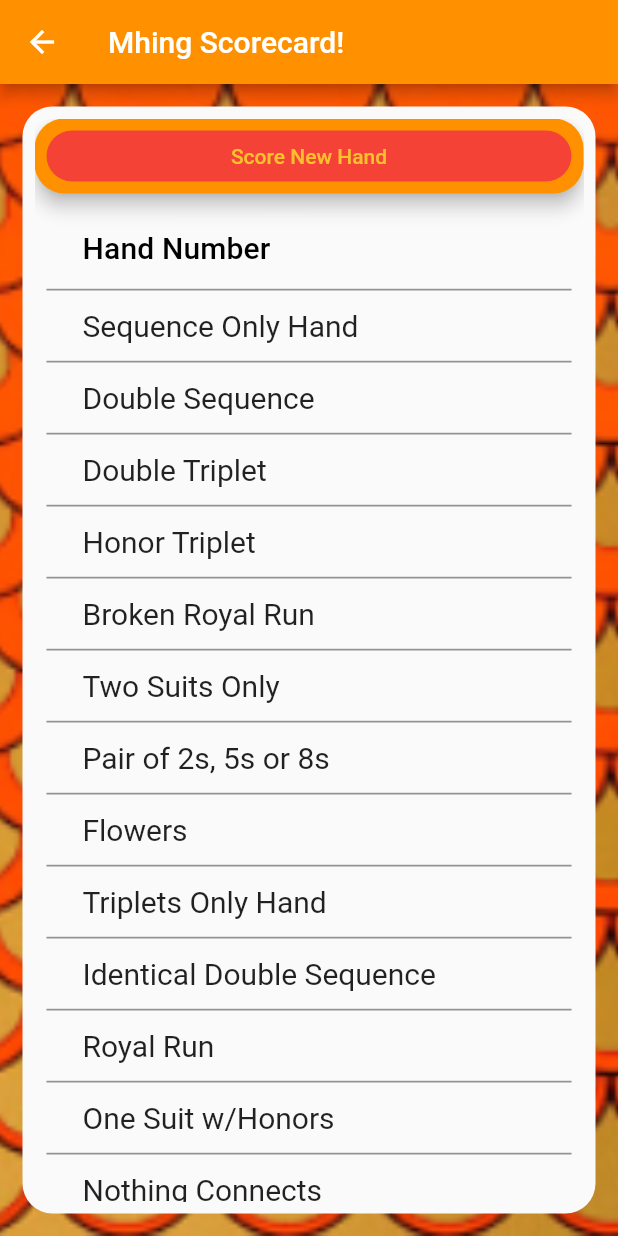
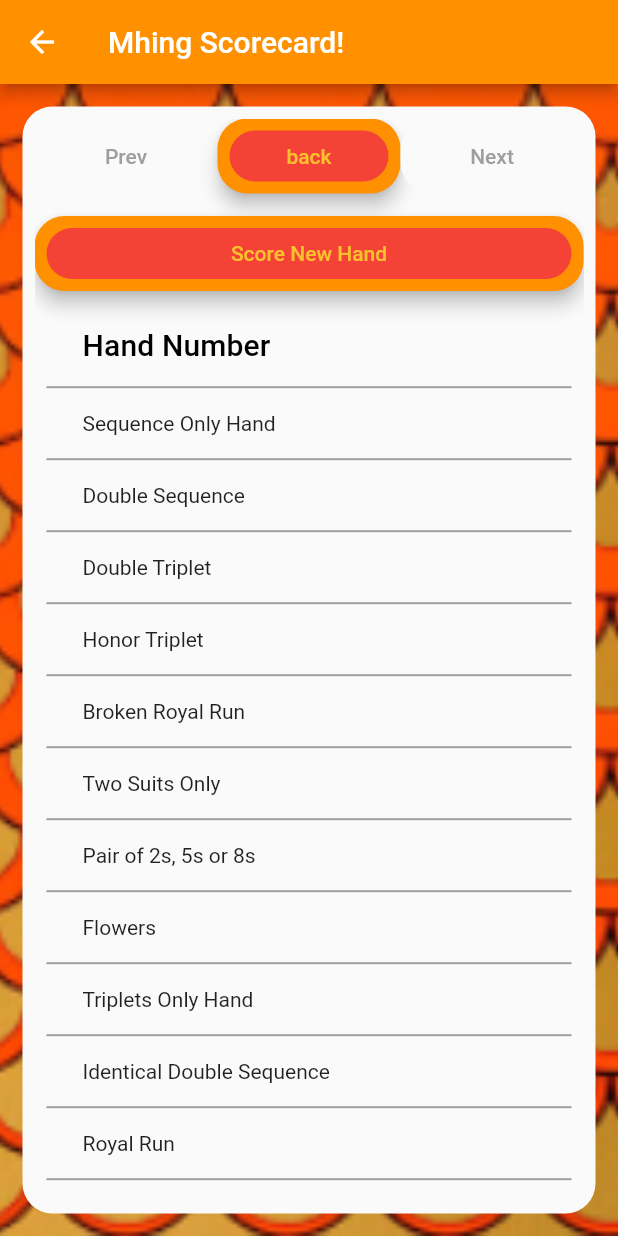
Before and after one commit to Aztal-Samoht/Mhingscore, a Flutter app: the ScorecardScreen screen opened by its route, on a phone screen of 412 x 824 dp. Run offline on Flutter 3.47's test engine with Material 2 defaults, Android fonts, the phone set to English and light mode, and no system bars.

Commit message:
got paged scorecard working

```diff
--- a/mhing_score_card/lib/v0/models/hand.dart
+++ b/mhing_score_card/lib/v0/models/hand.dart
@@ -28,10 +28,6 @@ class Hand {
     _contents = newContents;
     calcCredits();
     calcScore();
-    //TODO:DELETE THIS PRINT STATEMENT BEFORE PUBLICATON
-    int i = 0;
-    print('new hand added:');
-    print('hand credits: ${_contents[19]}\nHand score ${_contents[20]}');
   }
   List<dynamic> _contents = [];
 
--- a/mhing_score_card/lib/v0/providers/hand_list_provider.dart
+++ b/mhing_score_card/lib/v0/providers/hand_list_provider.dart
@@ -30,7 +30,7 @@ class HandListProvider with ChangeNotifier {
   static List<List<List<DataCell>>> _addFirstPage() {
     List<List<List<DataCell>>> toReturn = [[]];
     for (int i = 0; i < sCatagory.length; i++) {
-      toReturn.last.add([DataCell(Text(sCatagory[i], style: kCellStyle))]);
+      toReturn.last.add([DataCell(Text(sCatagory[i] /*, style: kCellStyle*/))]);
     }
     return toReturn;
   }
@@ -47,13 +47,17 @@ class HandListProvider with ChangeNotifier {
   }
 
   void ingest(Hand h) {
-    if (_pagedHands.last[0].length > 3) {
+    print('pagedHands content before injestion:');
+    printState();
+    if (_pagedHands.last.last.length > 3) {
       _addPage();
     }
     _totalScore += h.contents.last;
     for (int i = 0; i < h.contents.length; i++) {
       _pagedHands.last[i].add(DataCell(Hand.toDisplayWidget(h.contents[i])));
     }
+    print('pagedHands content after injestion:');
+    printState();
     notifyListeners();
   }
 
@@ -73,28 +77,4 @@ class HandListProvider with ChangeNotifier {
       }
     }
   }
-
-  /// depricated
-  // List<List<DataCell>> _sortedHands = buildInitialSortedHand();
-
-  // List<List<DataCell>> get sortedHands => _sortedHands;
-
-  // static List<List<DataCell>> buildInitialSortedHand() {
-  //   List<List<DataCell>> toReturn = [];
-  //   for (int i = 0; i < sCatagory.length; i++) {
-  //     toReturn.add([DataCell(Text(sCatagory[i], style: kCellStyle))]);
-  //   }
-  //   return toReturn;
-  // }
-
-  // void add(Hand h) {
-  //   _totalScore += h.contents.last;
-  //   for (int i = 0; i < h.contents.length; i++) {
-  //     _sortedHands[i].add(DataCell(Hand.toDisplayWidget(h.contents[i])));
-  //   }
-  //   notifyListeners();
-  //   //TODO:DELETE THIS PRINT STATEMENT BEFORE PUBLICATON
-  //   print('printed from the add function:\n$_sortedHands');
-  // }
-
 }
--- a/mhing_score_card/lib/v0/res/constants.dart
+++ b/mhing_score_card/lib/v0/res/constants.dart
@@ -4,6 +4,7 @@ const Icon kNoScore = Icon(
   Icons.remove,
   color: Colors.red,
 );
+const double kBtnRadius = 20;
 const double kButtonPadding = 25;
 const Color kAppBarColor = Color(0xffff9100);
 const Color kBackgroundColor = Colors.black;
--- a/mhing_score_card/lib/v0/screens/home_screen.dart
+++ b/mhing_score_card/lib/v0/screens/home_screen.dart
@@ -27,7 +27,7 @@ class HomeScreen extends StatelessWidget {
               Expanded(
                 child: sMainTitle,
               ),
-              Expanded(child: Container()),
+              SizedBox(height: 35),
               Expanded(
                 child: Padding(
                   padding:
--- a/mhing_score_card/lib/v0/screens/scorecard_screen.dart
+++ b/mhing_score_card/lib/v0/screens/scorecard_screen.dart
@@ -5,6 +5,7 @@ import 'package:flutter/material.dart';
 import 'package:mhing_score_card/v0/providers/hand_list_provider.dart';
 import 'package:mhing_score_card/v0/screens/new_hand_form/add_hand_screen.dart';
 import 'package:mhing_score_card/v0/widgets/hand_datatable_displayer.dart';
+import 'package:mhing_score_card/v0/widgets/nav_row/nav_row.dart';
 import 'package:provider/provider.dart';
 import 'package:mhing_score_card/v0/res/constants.dart';
 import 'package:mhing_score_card/v0/res/strings.dart';
@@ -31,12 +32,8 @@ class ScorecardScreen extends StatelessWidget {
               child: SingleChildScrollView(
                 child: Column(
                   children: [
-                    ///this button should bring you through 4 pop-ups to add a
-                    ///new hand.  After which, all 4 should close and the new hand
-                    /// should appear in a new column to the right.
-                    ///
-                    /// as each goes by the input is stored by the TempHandProvider.
-                    /// at the end it is submitted to the HandListProvider.
+                    NavRow(),
+                    SizedBox(height: 15),
                     MhingButton(
                       label: sScoreHandButtonText,
                       onPressed: () {
@@ -51,7 +48,7 @@ class ScorecardScreen extends StatelessWidget {
                     ),
 
                     ///this widget should keep track of your score and update as you add hands to it
-                    HandListToDataTableDisplayer(),
+                    HandListAsDataTableDisplayer(),
                     Divider(color: Colors.red, thickness: 3),
                     Text(
                       'Total Score: ${handList.totalScore}',
--- a/mhing_score_card/lib/v0/widgets/hand_datatable_displayer.dart
+++ b/mhing_score_card/lib/v0/widgets/hand_datatable_displayer.dart
@@ -5,35 +5,40 @@ import 'package:provider/provider.dart';
 import 'package:flutter/material.dart';
 
 //TODO:add hand example modals
-class HandListToDataTableDisplayer extends StatelessWidget {
-  const HandListToDataTableDisplayer({Key? key}) : super(key: key);
+class HandListAsDataTableDisplayer extends StatelessWidget {
+  const HandListAsDataTableDisplayer({Key? key}) : super(key: key);
 
   @override
   Widget build(BuildContext context) {
     return Consumer<HandListProvider>(
       builder: (context, HL, child) {
         List<DataColumn> columns = [
-          const DataColumn(label: Text('Hand Number', style: kCellStyle)),
+          DataColumn(label: Text('Hand Number', style: kCellStyle))
         ];
         //TODO:DELETE THIS PRINT STATEMENT BEFORE PUBLICATON
         print('contents of columns before for loop: $columns');
         for (int i = 1; i < HL.pagedHands[HL.currentPage][0].length; i++) {
           columns.add(DataColumn(label: Text('$i', style: kCellStyle)));
         }
+        //TODO:DELETE THIS PRINT STATEMENT BEFORE PUBLICATON
+        print('contents of columns after for loop: $columns');
         List<DataRow> rows = [];
-        // for(int i = 0;i < sCatagory.l)
-        HL.pagedHands[HL.currentPage].forEach((element) {
-          rows.add(DataRow(cells: element));
-        });
+        for (int i = 0; i < sCatagory.length; i++) {
+          rows.add(DataRow(cells: [DataCell(Text(sCatagory[i]))]));
+        }
+        //TODO:DELETE THIS PRINT STATEMENT BEFORE PUBLICATON
+        print(
+            'contents of rows[0].cells just before for-loop: ${rows[0].cells}\nHL.pagedHands[HL.currentPage].length: ${HL.pagedHands[HL.currentPage].length}\nHL.pagedHands[HL.currentPage][0].length: ${HL.pagedHands[HL.currentPage][0].length}');
         for (int i = 0; i < HL.pagedHands[HL.currentPage].length; i++) {
           for (int j = 1; j < HL.pagedHands[HL.currentPage][i].length; j++) {
+            print('adding: ${HL.pagedHands[HL.currentPage][i][j]}');
             rows[i].cells.add(HL.pagedHands[HL.currentPage][i][j]);
           }
         }
         //TODO:DELETE THIS PRINT STATEMENT BEFORE PUBLICATON
         print(
             'contents of rows[0].cells just before return statement: ${rows[0].cells}');
-        HL.printState();
+        // HL.printState();
         return Padding(
           padding: const EdgeInsets.only(
             left: 8.0,
--- a/mhing_score_card/lib/v0/widgets/mhing_button.dart
+++ b/mhing_score_card/lib/v0/widgets/mhing_button.dart
@@ -9,7 +9,6 @@ class MhingButton extends StatelessWidget {
     required this.height,
     required this.width,
   }) : super(key: key);
-  static double radius = 20;
   final String? label;
   final void Function() onPressed;
   final double width;
@@ -21,13 +20,13 @@ class MhingButton extends StatelessWidget {
       width: this.width,
       height: this.height,
       child: Material(
-        borderRadius: BorderRadius.circular(radius),
+        borderRadius: BorderRadius.circular(kBtnRadius),
         elevation: 5.0,
         color: kAppBarColor,
         child: Padding(
           padding: const EdgeInsets.all(8.0),
           child: Material(
-            borderRadius: BorderRadius.circular(radius),
+            borderRadius: BorderRadius.circular(kBtnRadius),
             color: Colors.red,
             child: MaterialButton(
               child: Text(
--- /dev/null
+++ b/mhing_score_card/lib/v0/widgets/nav_row/dummy_btn.dart
@@ -0,0 +1,26 @@
+import 'package:flutter/material.dart';
+import 'package:mhing_score_card/v0/providers/hand_list_provider.dart';
+import 'package:provider/provider.dart';
+
+class DummyBtn extends StatelessWidget {
+  const DummyBtn({Key? key, required this.text}) : super(key: key);
+  final String text;
+  @override
+  Widget build(BuildContext context) {
+    return Consumer<HandListProvider>(builder: (context, HL, child) {
+      return Expanded(
+        child: Material(
+          borderRadius: BorderRadius.circular(20),
+          child: MaterialButton(
+            child: Text(
+              text,
+              style: TextStyle(color: Colors.grey),
+            ),
+            elevation: 50,
+            onPressed: () {},
+          ),
+        ),
+      );
+    });
+  }
+}
--- /dev/null
+++ b/mhing_score_card/lib/v0/widgets/nav_row/nav_btn.dart
@@ -0,0 +1,18 @@
+import 'package:flutter/material.dart';
+import 'package:mhing_score_card/v0/widgets/mhing_button.dart';
+
+class NavBtn extends StatelessWidget {
+  NavBtn({Key? key, required this.text, required this.onPressed})
+      : super(key: key);
+  final void Function() onPressed;
+  final String text;
+  @override
+  Widget build(BuildContext context) {
+    return MhingButton(
+      label: text,
+      onPressed: onPressed,
+      height: 50,
+      width: double.infinity,
+    );
+  }
+}
--- /dev/null
+++ b/mhing_score_card/lib/v0/widgets/nav_row/nav_row.dart
@@ -0,0 +1,33 @@
+import 'package:flutter/material.dart';
+import 'package:mhing_score_card/v0/widgets/nav_row/nav_btn.dart';
+import 'package:mhing_score_card/v0/widgets/nav_row/dummy_btn.dart';
+import 'package:mhing_score_card/v0/widgets/nav_row/prev_pg_btn.dart';
+import 'package:mhing_score_card/v0/widgets/nav_row/next_pg_btn.dart';
+import 'package:mhing_score_card/v0/providers/hand_list_provider.dart';
+import 'package:provider/provider.dart';
+
+class NavRow extends StatelessWidget {
+  const NavRow({Key? key}) : super(key: key);
+  @override
+  Widget build(BuildContext context) {
+    return Consumer<HandListProvider>(
+      builder: (context, HL, child) {
+        return Row(
+          children: [
+            HL.currentPage == 0 ? DummyBtn(text: 'Prev') : PrevPageBtn(),
+            Expanded(
+              child: NavBtn(
+                  text: 'back',
+                  onPressed: () {
+                    Navigator.pop(context);
+                  }),
+            ),
+            HL.currentPage == HL.pagedHands.length - 1
+                ? DummyBtn(text: 'Next')
+                : NextPageBtn(),
+          ],
+        );
+      },
+    );
+  }
+}
--- a/mhing_score_card/pubspec.yaml
+++ b/mhing_score_card/pubspec.yaml
@@ -15,7 +15,7 @@ publish_to: 'none' # Remove this line if you wish to publish to pub.dev
 # In iOS, build-name is used as CFBundleShortVersionString while build-number used as CFBundleVersion.
 # Read more about iOS versioning at
 # https://developer.apple.com/library/archive/documentation/General/Reference/InfoPlistKeyReference/Articles/CoreFoundationKeys.html
-version: 0.2.3+7
+version: 0.3.0+7
 
 environment:
   sdk: ">=2.16.1 <3.0.0"
```
Also changed, not shown: mhing_score_card/lib/v0/providers/temp_hand_provider.dart (+7 -6 lines), mhing_score_card/lib/v0/screens/new_hand_form/add_hand_screen.dart (+4 -3 lines), mhing_score_card/lib/v0/widgets/nav_row/next_pg_btn.dart (added, +25 -0 lines), mhing_score_card/lib/v0/widgets/nav_row/prev_pg_btn.dart (added, +24 -0 lines).
